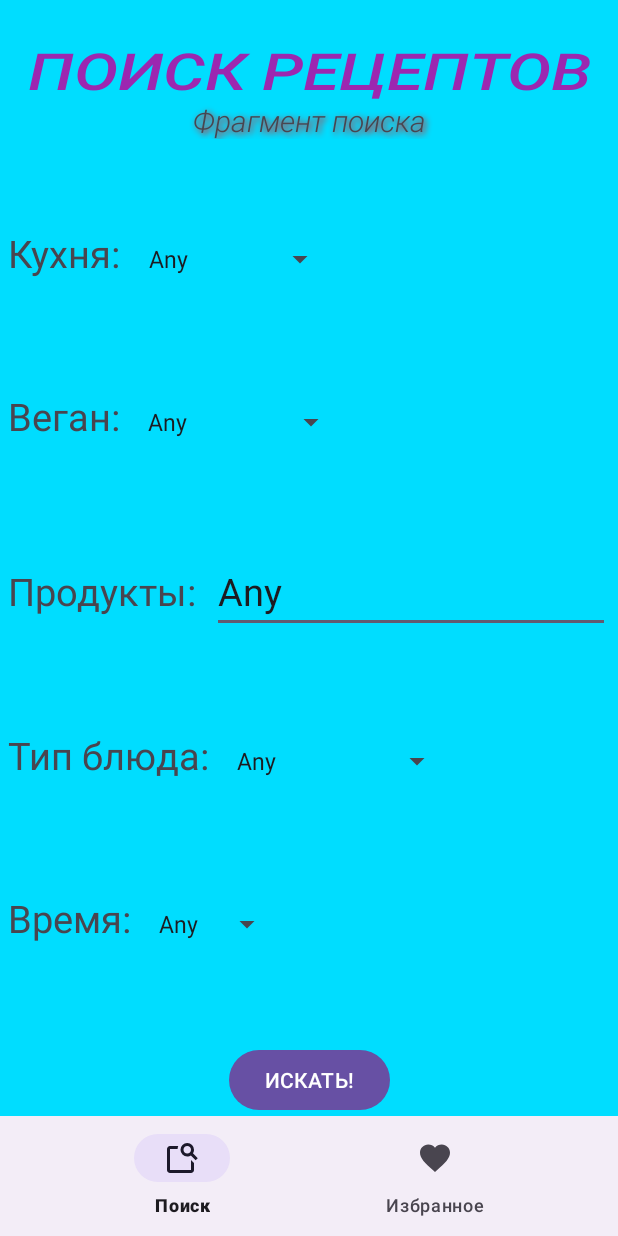
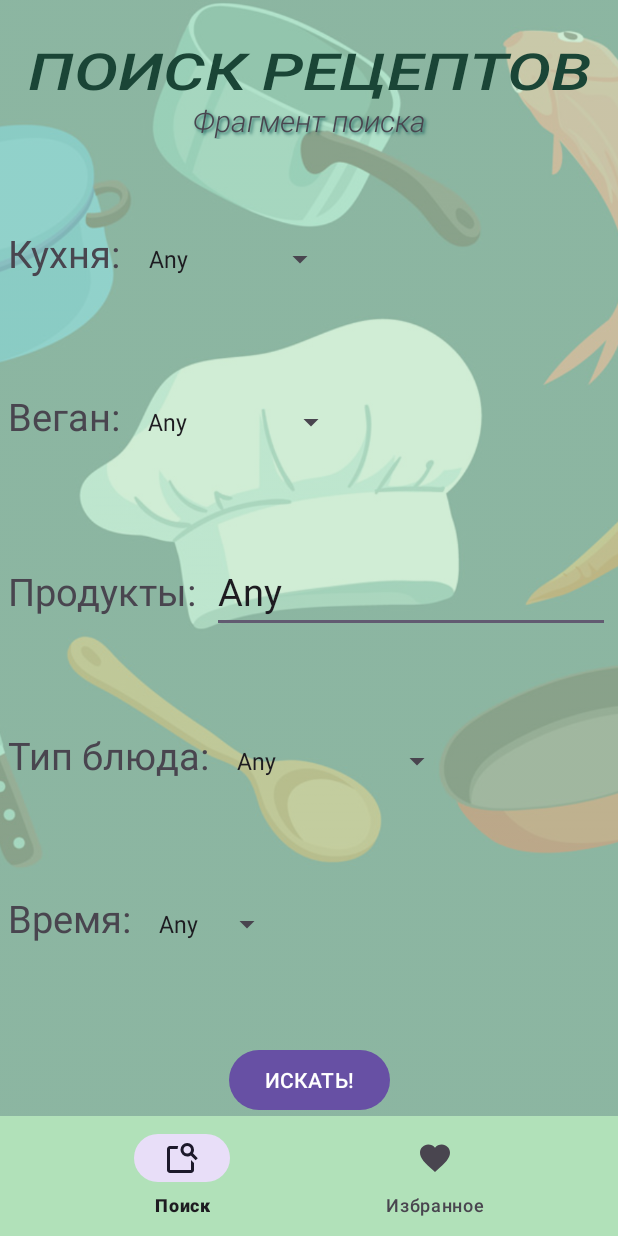
Before and after one commit to liza7676/Recipes, an Android app: the screen it shows after launch (MainActivity), on a phone screen of 412 x 824 dp. Run offline under Robolectric (Android 15) with nearby library versions, the phone set to English and light mode, and no system bars; our stand-ins replace RxJava; 8 statements that could not run were skipped.

Commit message:
Добавлен фон главного окна и меню

```diff
--- a/app/src/main/res/layout/activity_main.xml
+++ b/app/src/main/res/layout/activity_main.xml
@@ -19,6 +19,7 @@
         android:layout_width="match_parent"
         android:layout_height="wrap_content"
         app:layout_constraintBottom_toBottomOf="parent"
+        android:background="#B1E1B9"
         app:menu="@menu/navigation_menu" />
 
 </androidx.constraintlayout.widget.ConstraintLayout>
--- a/app/src/main/res/layout/fragment_search.xml
+++ b/app/src/main/res/layout/fragment_search.xml
@@ -5,10 +5,22 @@
     android:id="@+id/settings_fragment_root"
     android:layout_width="match_parent"
     android:layout_height="match_parent"
-    android:background="@android:color/holo_blue_bright"
+    android:background="#B1E1B9"
+
     android:orientation="vertical"
 
     tools:context=".view.fragments.SearchFragment">
+
+    <ImageView
+        android:layout_width="match_parent"
+        android:layout_height="match_parent"
+        android:alpha="0.4"
+        android:scaleType="centerCrop"
+        android:src="@drawable/fon2"
+        app:layout_constraintBottom_toBottomOf="parent"
+        app:layout_constraintEnd_toEndOf="parent"
+        app:layout_constraintStart_toStartOf="parent"
+        app:layout_constraintTop_toTopOf="parent" />
 
     <TextView
         android:id="@+id/title"
@@ -19,7 +31,7 @@
         android:gravity="center"
         android:shadowColor="#FFC107"
         android:text="@string/search_recipes"
-        android:textColor="#9C27B0"
+        android:textColor="#1A4536"
         android:textDirection="ltr"
         android:textScaleX="1.3"
         android:textSize="34sp"
@@ -32,7 +44,7 @@
         android:id="@+id/trivia"
         android:layout_width="match_parent"
         android:layout_height="wrap_content"
-        android:layout_marginHorizontal="100dp"
+        android:layout_marginHorizontal="30dp"
         android:fontFamily="sans-serif-light"
         android:gravity="center"
         android:includeFontPadding="false"
@@ -40,10 +52,10 @@
         android:textSize="20sp"
         android:textStyle="italic"
         android:maxHeight="80dp"
-        android:shadowColor="#ff0000"
+        android:shadowColor="#256A64"
         android:shadowDx="2"
         android:shadowDy="2"
-        android:shadowRadius="5"
+        android:shadowRadius="2"
         android:scrollbars="vertical"
         app:layout_constraintTop_toBottomOf="@+id/title"
          />
```
Also changed, not shown: app/src/main/res/drawable/fon2.png (added).
